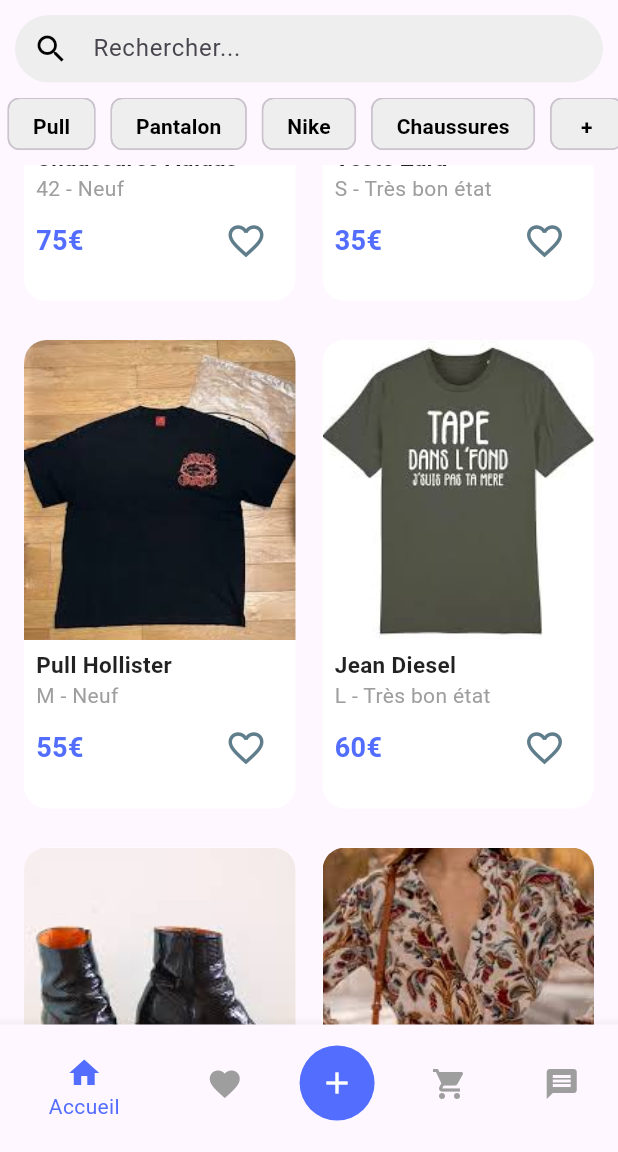
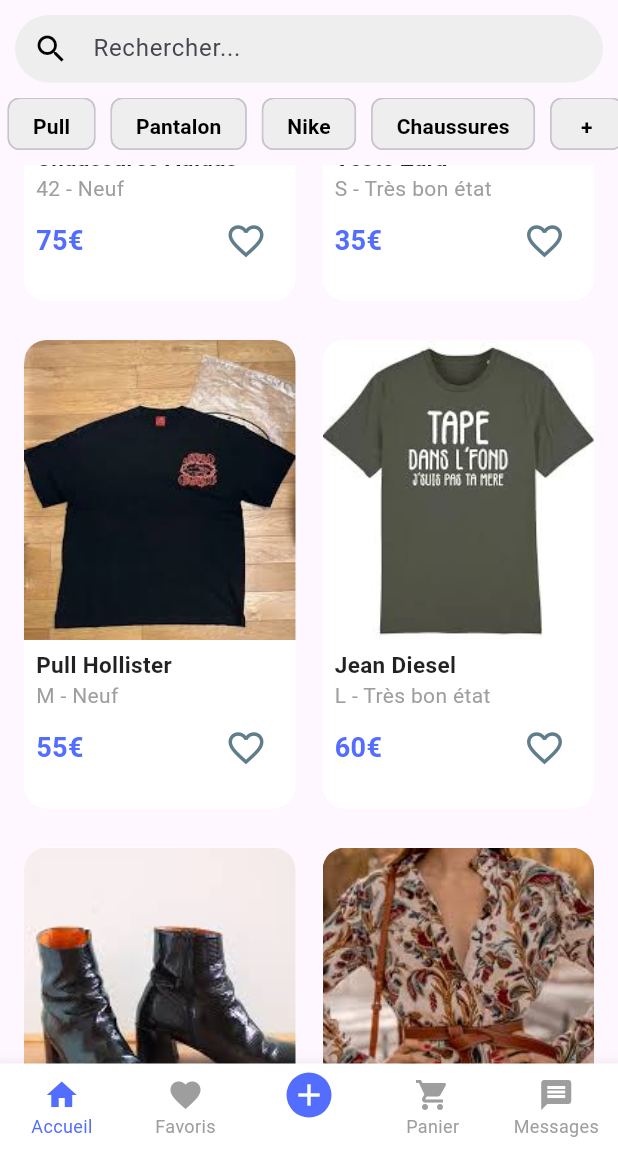
Before and after one commit to StyleSwapApp/StyleSwap-front, a Flutter app: the MainPage screen opened directly, scrolled down 576 dp, on a phone screen of 412 x 824 dp, the part 84-1236 px from its top. Run offline on Flutter 3.47's test engine with Material 3 defaults, Android fonts, the phone set to English and light mode, and no system bars; our stand-ins replace geocoding, geolocator.

Commit message:
Gestion du responsive

```diff
--- a/lib/components/hall/article_card.dart
+++ b/lib/components/hall/article_card.dart
@@ -18,11 +18,19 @@ class ArticleCard extends StatelessWidget {
 
   @override
   Widget build(BuildContext context) {
+    // Vérifie si l'appareil est en mode paysage
+    bool isLandscape = MediaQuery.of(context).orientation == Orientation.landscape;
+
+    // Ajuste la hauteur de l'image et les tailles de texte en fonction de l'orientation
+    double imageHeight = isLandscape ? 140.0 : 200.0; // Image plus petite en paysage
+    double titleFontSize = isLandscape ? 14.0 : 15.0; // Titre plus petit en paysage
+    double priceFontSize = isLandscape ? 16.0 : 18.0; // Prix plus petit en paysage
+
     return Container(
       margin: const EdgeInsets.all(8.0),
       decoration: BoxDecoration(
-        borderRadius: BorderRadius.circular(15),  // Coins arrondis
-        color: Colors.white,  // Fond blanc pour les articles
+        borderRadius: BorderRadius.circular(15),
+        color: Colors.white,
       ),
       child: ClipRRect(
         borderRadius: BorderRadius.circular(15),
@@ -32,7 +40,7 @@ class ArticleCard extends StatelessWidget {
             // Image de l'article
             SizedBox(
               width: double.infinity,
-              height: 200.0, // Ajuste la hauteur de l'image
+              height: imageHeight, // Hauteur dynamique de l'image
               child: Image.asset(
                 imageUrl,
                 fit: BoxFit.cover,
@@ -48,7 +56,7 @@ class ArticleCard extends StatelessWidget {
                     title,
                     style: TextStyle(
                       fontWeight: FontWeight.bold,
-                      fontSize: 15, // Taille du titre
+                      fontSize: titleFontSize, // Taille du titre ajustée
                       color: Colors.black87,
                     ),
                   ),
@@ -64,12 +72,12 @@ class ArticleCard extends StatelessWidget {
                         price,
                         style: TextStyle(
                           fontWeight: FontWeight.bold,
-                          fontSize: 18, // Taille du prix
+                          fontSize: priceFontSize, // Taille du prix ajustée
                           color: Colors.indigoAccent,
                         ),
                       ),
                       // Le cœur à droite
-                      FavoriteIconButton(initialFavoriteState: false), // Cœur non favori par défaut
+                      FavoriteIconButton(initialFavoriteState: false),
                     ],
                   ),
                 ],
--- a/lib/components/hall/hall.dart
+++ b/lib/components/hall/hall.dart
@@ -11,11 +11,9 @@ class Hall extends StatefulWidget {
 }
 
 class _HallState extends State<Hall> {
-  // Variables pour la pagination
   int currentPage = 1;
   final int itemsPerPage = 10;
 
-  // Instance du service
   final ArticleService articleService = ArticleService();
   List<Map<String, dynamic>> products = [];
 
@@ -36,8 +34,46 @@ class _HallState extends State<Hall> {
         .take(itemsPerPage)
         .toList();
 
-    return Scaffold(
-      body: SingleChildScrollView(
+    return LayoutBuilder(
+      builder: (context, constraints) {
+        bool isLandscape = constraints.maxWidth > constraints.maxHeight;
+
+        if (isLandscape) {
+          // En mode paysage : carrousel horizontal
+          return SingleChildScrollView(
+            scrollDirection: Axis.horizontal,
+            child: Row(
+              children: products.map((product) {
+                return GestureDetector(
+                  onTap: () {
+                    Navigator.push(
+                      context,
+                      MaterialPageRoute(
+                        builder: (context) => DetailArticlePage(
+                          product: product,
+                          isInCart: false,
+                        ),
+                      ),
+                    );
+                  },
+                  child: Container(
+                    width: 200.0, // Taille explicite pour chaque article
+                    padding: const EdgeInsets.symmetric(horizontal: 8.0),
+                    child: ArticleCard(
+                      imageUrl: (product['images'] as List<String>?)?.first ?? '',
+                      title: product['title'] ?? '',
+                      size: product['size'] ?? '',
+                      condition: product['condition'] ?? '',
+                      price: product['price'] ?? '',
+                    ),
+                  ),
+                );
+              }).toList(),
+            ),
+          );
+        } else {
+          // En mode portrait : grille avec pagination
+          return SingleChildScrollView(
             child: Column(
               children: [
                 GridView.builder(
@@ -55,23 +91,25 @@ class _HallState extends State<Hall> {
                     Map<String, dynamic> product = paginatedProducts[index];
                     return GestureDetector(
                       onTap: () {
-                    // Transmettre toutes les informations de l'article
                         Navigator.push(
                           context,
                           MaterialPageRoute(
                             builder: (context) => DetailArticlePage(
-                          product: product, // Passer l'article complet
+                              product: product,
                               isInCart: false,
                             ),
                           ),
                         );
                       },
+                      child: Container(
+                        width: 180.0, // Taille explicite pour chaque article
                         child: ArticleCard(
                           imageUrl: (product['images'] as List<String>?)?.first ?? '',
                           title: product['title'] ?? '',
                           size: product['size'] ?? '',
                           condition: product['condition'] ?? '',
                           price: product['price'] ?? '',
+                        ),
                       ),
                     );
                   },
@@ -111,7 +149,9 @@ class _HallState extends State<Hall> {
                   ),
               ],
             ),
-      ),
+          );
+        }
+      },
     );
   }
 }
--- a/lib/pages/home_page.dart
+++ b/lib/pages/home_page.dart
@@ -24,13 +24,28 @@ class HomePage extends StatelessWidget {
           TitleBar(), // Utilisation correcte dans la liste
         ],
       ),
-      body: Column(
-        children: [
-          SearchBarWidget(),
-          Filters(),
-          SizedBox(height: 10),
-          Expanded(child: Hall()),
-        ],
+      body: OrientationBuilder(
+        builder: (context, orientation) {
+          if (orientation == Orientation.portrait) {
+            // Mode portrait
+            return Column(
+              children: [
+                SearchBarWidget(),
+                Filters(),
+                SizedBox(height: 10),
+                Expanded(child: Hall()), // Mode portrait
+              ],
+            );
+          } else {
+            // Mode paysage
+            return Column(
+              children: [
+                SizedBox(height: 10),
+                Expanded(child: Hall()), // Mode paysage
+              ],
+            );
+          }
+        },
       ),
     );
   }
--- a/lib/pages/main_page.dart
+++ b/lib/pages/main_page.dart
@@ -16,13 +16,12 @@ class MainPage extends StatefulWidget {
 class _MainPageState extends State<MainPage> {
   int _selectedIndex = 0;
 
-  // Liste des pages correspondantes aux onglets
   final List<Widget> _pages = [
-    HomePage(),        // Page d'accueil
-    FavoritePage(),    // Page des articles favoris
-    CreateAdPage(),    // Page pour ajouter une annonce
-    CartPage(),        // Page du panier
-    MessagePage(),     // Page des messages
+    HomePage(),
+    FavoritePage(),
+    CreateAdPage(),
+    CartPage(),
+    MessagePage(),
   ];
 
   void _onItemTapped(int index) {
@@ -31,15 +30,19 @@ class _MainPageState extends State<MainPage> {
     });
   }
 
-///
   @override
   Widget build(BuildContext context) {
     return Scaffold(
       body: IndexedStack(
-        index: _selectedIndex, // Conserve l'état des pages
+        index: _selectedIndex,
         children: _pages,
       ),
-      bottomNavigationBar: BottomNavigationBar(
+      bottomNavigationBar: LayoutBuilder(
+        builder: (context, constraints) {
+          // Si la largeur est supérieure à la hauteur, c'est du paysage
+          bool isLandscape = constraints.maxWidth > constraints.maxHeight;
+
+          return BottomNavigationBar(
             currentIndex: _selectedIndex,
             onTap: _onItemTapped,
             items: [
@@ -48,7 +51,7 @@ class _MainPageState extends State<MainPage> {
               BottomNavigationBarItem(
                 icon: Container(
                   width: 50,
-              height: 50,
+                  height: 30,
                   decoration: BoxDecoration(
                     color: Colors.indigoAccent,
                     shape: BoxShape.circle,
@@ -63,6 +66,13 @@ class _MainPageState extends State<MainPage> {
             selectedItemColor: Colors.indigoAccent,
             unselectedItemColor: Colors.grey,
             backgroundColor: Colors.white,
+            // Ajuster la hauteur en fonction de l'orientation
+            type: BottomNavigationBarType.fixed,
+            iconSize: isLandscape ? 20 : 24, // Réduire la taille des icônes en paysage
+            selectedFontSize: isLandscape ? 10 : 12, // Réduire la taille du texte en paysage
+            unselectedFontSize: isLandscape ? 10 : 12, // Réduire la taille du texte en paysage
+          );
+        },
       ),
     );
   }
```
Lines whose indentation alone changed are shown as unchanged.
